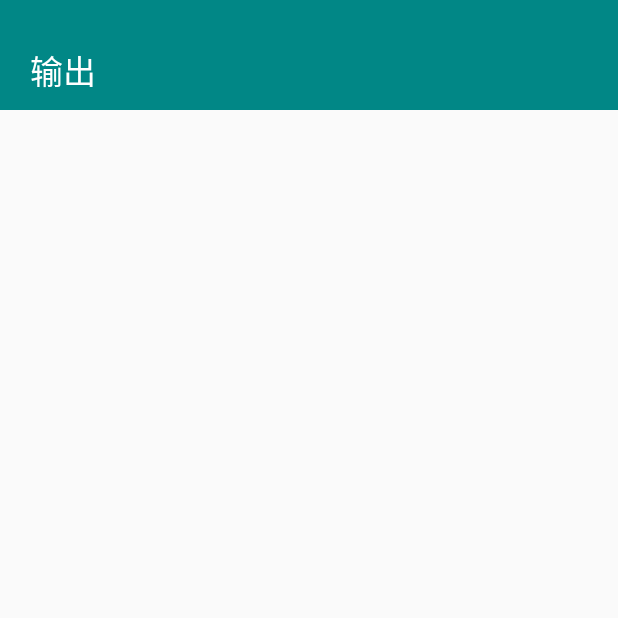
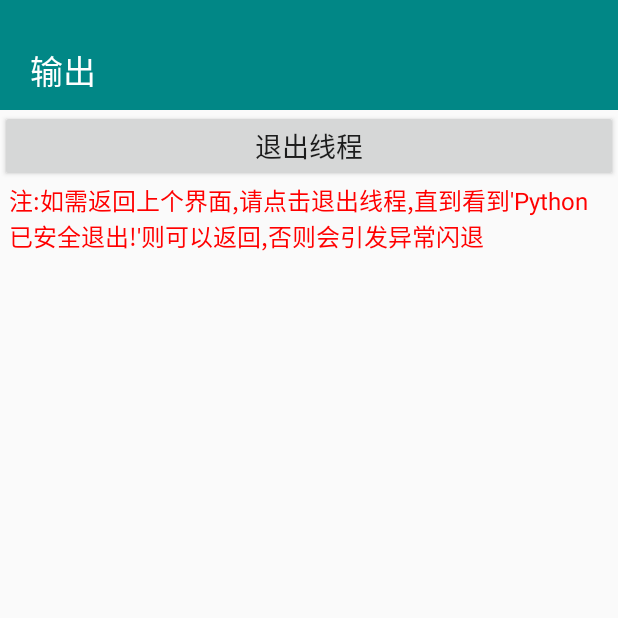
Before and after one commit to qq2540040142/fxxk_chaoxing_app, an Android app: the fragment StartFragment placed in its activity, on a phone screen of 412 x 824 dp, the top half of it. Run offline under Robolectric (Android 15) with nearby library versions, the phone set to English and light mode, and no system bars; libraries missing offline, so code that uses them is left out: com.chaquo.python; 2 statements that could not run were skipped.

Commit message:
修复返回线程异常问题 优化输出界面 完善基本功能

```diff
--- a/app/src/main/AndroidManifest.xml
+++ b/app/src/main/AndroidManifest.xml
@@ -2,9 +2,6 @@
 <manifest xmlns:android="http://schemas.android.com/apk/res/android"
     package="com.ysl.chaoxing">
     <uses-permission android:name="android.permission.INTERNET"/>
-    <!--获取sd卡写的权限，用于文件上传和下载-->
-    <uses-permission android:name="android.permission.WRITE_EXTERNAL_STORAGE" />
-    <uses-permission android:name="android.permission.READ_EXTERNAL_STORAGE" />
     <application
         android:allowBackup="true"
         android:icon="@mipmap/ic_launcher"
--- a/app/src/main/java/com/ysl/chaoxing/fragment/MainFragment.java
+++ b/app/src/main/java/com/ysl/chaoxing/fragment/MainFragment.java
@@ -19,6 +19,7 @@ import androidx.recyclerview.widget.LinearLayoutManager;
 import com.chaquo.python.PyObject;
 import com.chaquo.python.Python;
 import com.ysl.chaoxing.R;
+import com.ysl.chaoxing.activity.MainActivity;
 import com.ysl.chaoxing.adapter.AllSubjectRecyclerAdapter;
 import com.ysl.chaoxing.data.AllSubject;
 import com.ysl.chaoxing.databinding.FragmentMainBinding;
@@ -94,6 +95,7 @@ public class MainFragment extends Fragment {
      * @param nextFragment 要跳转的fragment
      */
     private void switchFragment(Fragment nextFragment) {
+        MainActivity.fragmentFlag++;
         FragmentTransaction transaction = requireActivity().getSupportFragmentManager()
                 .beginTransaction()
                 .setCustomAnimations(R.animator.switch_fragment_enter,
--- a/app/src/main/java/com/ysl/chaoxing/fragment/StartFragment.java
+++ b/app/src/main/java/com/ysl/chaoxing/fragment/StartFragment.java
@@ -11,11 +11,15 @@ import androidx.annotation.NonNull;
 import androidx.annotation.Nullable;
 import androidx.fragment.app.Fragment;
 
+import com.chaquo.python.PyException;
 import com.chaquo.python.PyObject;
 import com.chaquo.python.Python;
 import com.ysl.chaoxing.R;
 import com.ysl.chaoxing.databinding.FragmentStartBinding;
 import com.ysl.chaoxing.tools.Tools;
+
+import java.text.SimpleDateFormat;
+import java.util.Date;
 
 /**
  * Created by ender on 2021/10/4 13:27
@@ -27,6 +31,8 @@ public class StartFragment extends Fragment {
     public int num;
     public PyObject session;
     public static StartFragment instance;
+    public static Thread thread;
+    public SimpleDateFormat df = new SimpleDateFormat("HH:mm:ss");
 
     public StartFragment(int position, PyObject session) {
         this.num = position;
@@ -39,21 +45,60 @@ public class StartFragment extends Fragment {
     public View onCreateView(@NonNull LayoutInflater inflater, @Nullable ViewGroup container, @Nullable Bundle savedInstanceState) {
         binding = FragmentStartBinding.inflate(inflater, container, false);
         instance = (StartFragment) requireActivity().getSupportFragmentManager().findFragmentById(R.id.nav_host_fragment);
-        Python python = Python.getInstance();
-        new Thread(new Runnable() {
-            @Override
-            public void run() {
-                python.getModule("main")
-                        .callAttr("main"
-                                , Tools.getStringData(requireActivity(), "userName")
-                                ,Tools.getStringData(requireActivity(),"userId")
-                                , session, num);
-            }
-        }).start();
+        addText("注:如需返回上个界面,请点击退出线程,直到看到'Python已安全退出!'则可以返回,否则会引发异常闪退",requireActivity().getColor(R.color.red));
+        allListener();
+        startThread();
         return binding.getRoot();
     }
 
     public void addText(String s) {
+        TextView textView = new TextView(requireContext());
+        textView.setText(String.format("[%s]%s", df.format(new Date()), s));
+        textView.setTextSize(16);
+        textView.setTextColor(requireActivity().getColor(R.color.black));
+        binding.fragmentStartCanvas.post(new Runnable() {
+            @Override
+            public void run() {
+                if (isAdded()) {
+                    binding.fragmentStartCanvas.addView(textView);
+                    textView.post(new Runnable() {
+                        @Override
+                        public void run() {
+                            binding.fragmentStartScrollview.fullScroll(ScrollView.FOCUS_DOWN);//滚动到底部
+                        }
+                    });
+
+                }
+            }
+        });
+    }
+
+    public void addText(String s,int color) {
+        TextView textView = new TextView(requireContext());
+        textView.setText(s);
+        textView.setTextSize(16);
+        textView.setTextColor(color);
+        binding.fragmentStartCanvas.post(new Runnable() {
+            @Override
+            public void run() {
+                if (isAdded()) {
+                    binding.fragmentStartCanvas.addView(textView);
+                    textView.post(new Runnable() {
+                        @Override
+                        public void run() {
+                            binding.fragmentStartScrollview.fullScroll(ScrollView.FOCUS_DOWN);//滚动到底部
+                        }
+                    });
+
+                }
+            }
+        });
+    }
+
+    /**
+     * 添加一个进度条
+     * */
+    public TextView addProgressBar(String s) {
         TextView textView = new TextView(requireContext());
         textView.setText(s);
         textView.setTextSize(16);
@@ -61,8 +106,32 @@ public class StartFragment extends Fragment {
         binding.fragmentStartCanvas.post(new Runnable() {
             @Override
             public void run() {
-                binding.fragmentStartCanvas.addView(textView);
-                binding.fragmentStartScrollview.fullScroll(ScrollView.FOCUS_DOWN);//滚动到底部
+                if (isAdded()) {
+                    binding.fragmentStartCanvas.addView(textView);
+                }
+            }
+        });
+        return textView;
+    }
+
+    /**
+     * 更新进度条
+     * @param textView 进度条的textview
+     * @param s 进度条
+     * */
+    public void updateProgressBar(TextView textView,String s){
+        textView.post(new Runnable() {
+            @Override
+            public void run() {
+                textView.setText(s);
+                textView.setTextSize(16);
+                textView.setTextColor(requireActivity().getColor(R.color.black));
+                textView.post(new Runnable() {
+                    @Override
+                    public void run() {
+                        binding.fragmentStartScrollview.fullScroll(ScrollView.FOCUS_DOWN);//滚动到底部
+                    }
+                });
             }
         });
     }
@@ -70,4 +139,31 @@ public class StartFragment extends Fragment {
     public static StartFragment getInstance() {
         return instance;
     }
+
+    private void startThread() {
+        thread = new Thread(new Runnable() {
+            @Override
+            public void run() {
+                if (isAdded()) {
+                    Python.getInstance().getModule("main")
+                            .callAttr("main"
+                                    , Tools.getStringData(requireActivity(), "userName")
+                                    , Tools.getStringData(requireActivity(), "userId")
+                                    , session, num);
+                }
+            }
+        });
+        thread.start();
+    }
+
+    private void allListener() {
+        binding.fragmentStartExit.setOnClickListener(new View.OnClickListener() {
+            @Override
+            public void onClick(View v) {
+                Python.getInstance().getModule("main")
+                        .callAttr("set_running", false);
+
+            }
+        });
+    }
 }
--- a/app/src/main/res/layout/fragment_start.xml
+++ b/app/src/main/res/layout/fragment_start.xml
@@ -8,24 +8,29 @@
         android:layout_width="match_parent"
         android:layout_height="wrap_content"
         android:background="@color/teal_700"
-        android:orientation="vertical"
+        android:orientation="horizontal"
         android:paddingHorizontal="20dp"
         android:paddingTop="30dp"
         android:paddingBottom="10dp">
-
         <TextView
-
             android:layout_width="wrap_content"
             android:layout_height="wrap_content"
             android:text="输出"
             android:textColor="@color/white"
             android:textSize="22sp" />
+
     </LinearLayout>
-
+    <Button
+        android:id="@+id/fragment_start_exit"
+        android:layout_width="match_parent"
+        android:layout_height="wrap_content"
+        android:text="退出线程"
+        android:textSize="18sp"/>
     <ScrollView
         android:id="@+id/fragment_start_scrollview"
         android:layout_width="match_parent"
-        android:layout_height="match_parent">
+        android:layout_height="match_parent"
+        android:layout_marginBottom="20dp">
         <LinearLayout
             android:id="@+id/fragment_start_canvas"
             android:layout_width="match_parent"
@@ -33,4 +38,5 @@
             android:orientation="vertical"
             android:paddingHorizontal="6dp" />
     </ScrollView>
+
 </LinearLayout>
--- a/app/src/main/res/values/colors.xml
+++ b/app/src/main/res/values/colors.xml
@@ -8,6 +8,7 @@
     <color name="black">#FF000000</color>
     <color name="white">#FFFFFFFF</color>
     <color name="themeColor">#F48FB1</color>
+    <color name="red">#FF0000</color>
 
     <!--coverActivity-->
     <color name="coverProseColor">#515151</color>
```
Also changed, not shown: app/src/main/java/com/ysl/chaoxing/activity/MainActivity.java (+18 -1 lines), app/src/main/res/layout/fragment_login.xml (+9 -1 lines), 3 other files.
